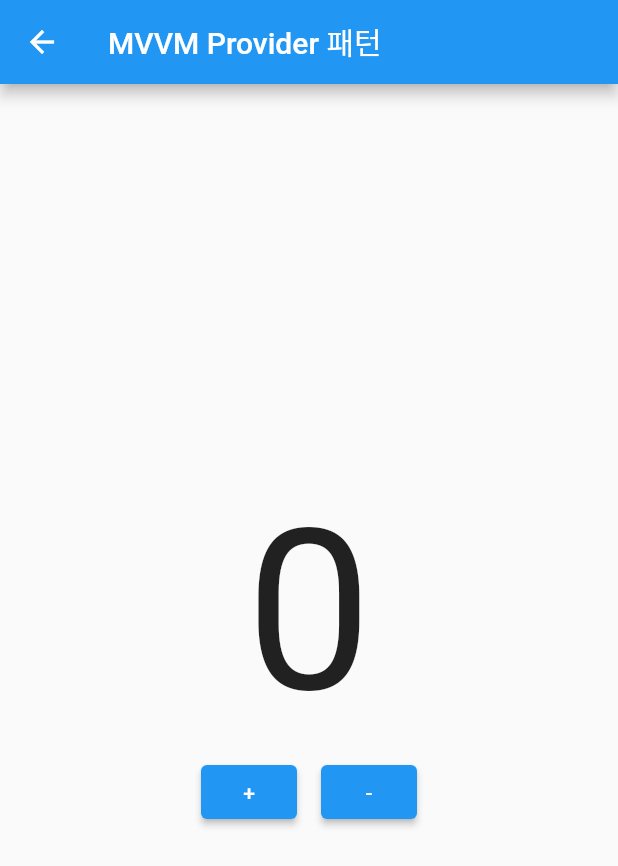
After one commit to sudar-life/dev_pattern_sample, a Flutter app: the screen it shows after launch, after a tap on "MVVM PROVIDER PATTERN", on a phone screen of 412 x 824 dp. The commit adds this screen. Shown: the top 866 px of the screen. Run offline on Flutter 3.47's test engine with Material 2 defaults, Android fonts, the phone set to English and light mode, and no system bars; our stand-ins replace get, mvc_pattern.

Commit message:
default 상태관리 및 provider/getx mvvm 예제 구조 추가

```diff
--- a/lib/main.dart
+++ b/lib/main.dart
@@ -1,5 +1,6 @@
 import 'package:dev_pattern_sample/src/pattern_home.dart';
 import 'package:flutter/material.dart';
+import 'package:get/get.dart';
 
 void main() {
   runApp(const MyApp());
@@ -11,7 +12,7 @@ class MyApp extends StatelessWidget {
   // This widget is the root of your application.
   @override
   Widget build(BuildContext context) {
-    return MaterialApp(
+    return GetMaterialApp(
       title: 'Flutter Demo',
       theme: ThemeData(
         // This is
--- /dev/null
+++ b/lib/src/mvvm_provider/mvvm_provider_controller.dart
@@ -0,0 +1,25 @@
+import 'package:dev_pattern_sample/src/model/model.dart';
+import 'package:flutter/material.dart';
+
+class MVVMProviderController extends ChangeNotifier {
+  late Model _model;
+  MVVMProviderController() {
+    _model = Model();
+  }
+
+  int get count => _model.counter;
+
+  void update() {
+    notifyListeners();
+  }
+
+  void incrementCounter() {
+    _model.incrementCounter();
+    update();
+  }
+
+  void decreamentCounter() {
+    _model.decrementCounter();
+    update();
+  }
+}
--- /dev/null
+++ b/lib/src/mvvm_provider/mvvm_provider_view.dart
@@ -0,0 +1,57 @@
+import 'package:dev_pattern_sample/src/mvvm_provider/mvvm_provider_controller.dart';
+import 'package:flutter/material.dart';
+import 'package:provider/provider.dart';
+
+class MVVMProviderView extends StatefulWidget {
+  MVVMProviderView({Key? key}) : super(key: key);
+
+  @override
+  State<MVVMProviderView> createState() => _MVVMProviderViewState();
+}
+
+class _MVVMProviderViewState extends State<MVVMProviderView> {
+  MVVMProviderController? controller;
+  @override
+  Widget build(BuildContext context) {
+    controller = Provider.of<MVVMProviderController>(context, listen: false);
+    return Scaffold(
+      appBar: AppBar(title: const Text('MVVM Provider 패턴')),
+      body: Center(
+        child: Column(
+          mainAxisAlignment: MainAxisAlignment.center,
+          children: [
+            Consumer<MVVMProviderController>(
+              builder: (_, dy, widget) {
+                return Text(
+                  controller!.count.toString(),
+                  style: const TextStyle(fontSize: 150),
+                );
+              },
+            ),
+            Row(
+              mainAxisAlignment: MainAxisAlignment.center,
+              children: [
+                Padding(
+                  padding: const EdgeInsets.all(8.0),
+                  child: ElevatedButton(
+                      onPressed: () {
+                        controller!.incrementCounter();
+                      },
+                      child: const Text('+')),
+                ),
+                Padding(
+                  padding: const EdgeInsets.all(8.0),
+                  child: ElevatedButton(
+                      onPressed: () {
+                        controller!.decreamentCounter();
+                      },
+                      child: const Text('-')),
+                ),
+              ],
+            )
+          ],
+        ),
+      ),
+    );
+  }
+}
--- a/lib/src/pattern_home.dart
+++ b/lib/src/pattern_home.dart
@@ -1,6 +1,13 @@
 import 'package:dev_pattern_sample/src/mvc/views/mvc_view.dart';
 import 'package:dev_pattern_sample/src/mvvm/views/mvvm_view.dart';
+import 'package:dev_pattern_sample/src/mvvm_getx/mvvm_getx_controller.dart';
+import 'package:dev_pattern_sample/src/mvvm_getx/mvvm_getx_view.dart';
+import 'package:dev_pattern_sample/src/mvvm_provider/mvvm_provider_controller.dart';
+import 'package:dev_pattern_sample/src/mvvm_provider/mvvm_provider_view.dart';
+import 'package:dev_pattern_sample/src/normal/normal_view.dart';
 import 'package:flutter/material.dart';
+import 'package:get/get.dart';
+import 'package:provider/provider.dart';
 
 class PatternHome extends StatelessWidget {
   const PatternHome({Key? key}) : super(key: key);
@@ -16,6 +23,12 @@ class PatternHome extends StatelessWidget {
             ElevatedButton(
                 onPressed: () {
                   Navigator.push(context,
+                      MaterialPageRoute(builder: (context) => NormalView()));
+                },
+                child: const Text('NO PATTERN')),
+            ElevatedButton(
+                onPressed: () {
+                  Navigator.push(context,
                       MaterialPageRoute(builder: (context) => MVCView()));
                 },
                 child: const Text('MVC PATTERN')),
@@ -25,6 +38,29 @@ class PatternHome extends StatelessWidget {
                       MaterialPageRoute(builder: (context) => MVVMView()));
                 },
                 child: const Text('MVVM PATTERN')),
+            ElevatedButton(
+                onPressed: () {
+                  Navigator.push(
+                    context,
+                    MaterialPageRoute(
+                      builder: (context) =>
+                          ChangeNotifierProvider<MVVMProviderController>.value(
+                        value: MVVMProviderController(),
+                        child: MVVMProviderView(),
+                      ),
+                    ),
+                  );
+                },
+                child: const Text('MVVM PROVIDER PATTERN')),
+            ElevatedButton(
+                onPressed: () {
+                  Get.to(MVVMGetxView(), binding: BindingsBuilder(
+                    () {
+                      Get.put(MVVMGetxController());
+                    },
+                  ));
+                },
+                child: const Text('MVVM GETX PATTERN')),
           ],
         ),
       ),
--- a/pubspec.yaml
+++ b/pubspec.yaml
@@ -35,6 +35,8 @@ dependencies:
   # Use with the CupertinoIcons class for iOS style icons.
   cupertino_icons: ^1.0.2
   mvc_pattern: ^8.11.0
+  provider: ^6.0.3
+  get: ^4.6.5
 
 dev_dependencies:
   flutter_test:
```
Also changed, not shown: lib/src/mvvm_getx/mvvm_getx_controller.dart (added, +18 -0 lines), lib/src/mvvm_getx/mvvm_getx_view.dart (added, +46 -0 lines), lib/src/normal/normal_view.dart (added, +53 -0 lines), pubspec.lock.
